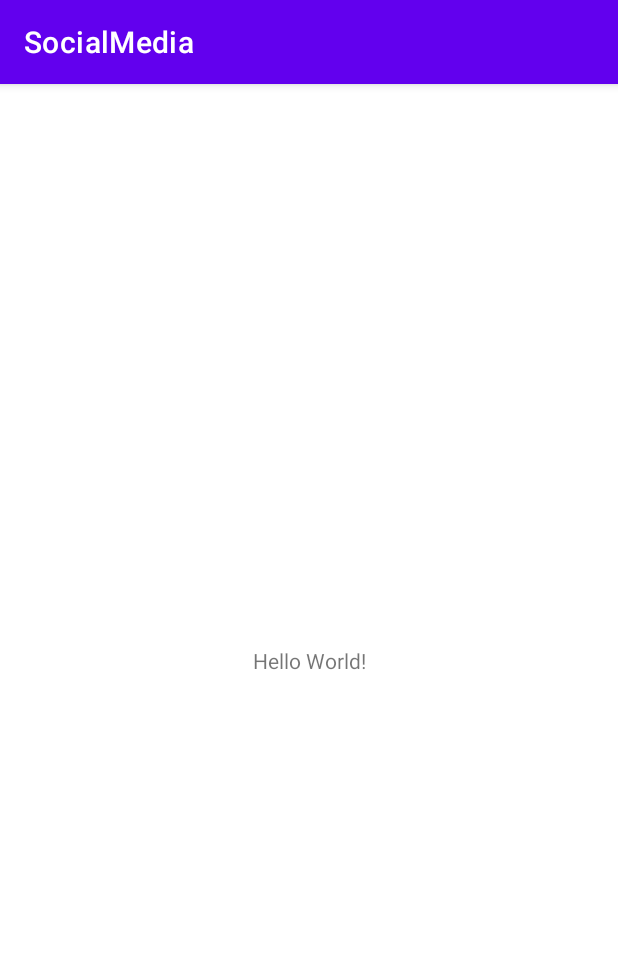
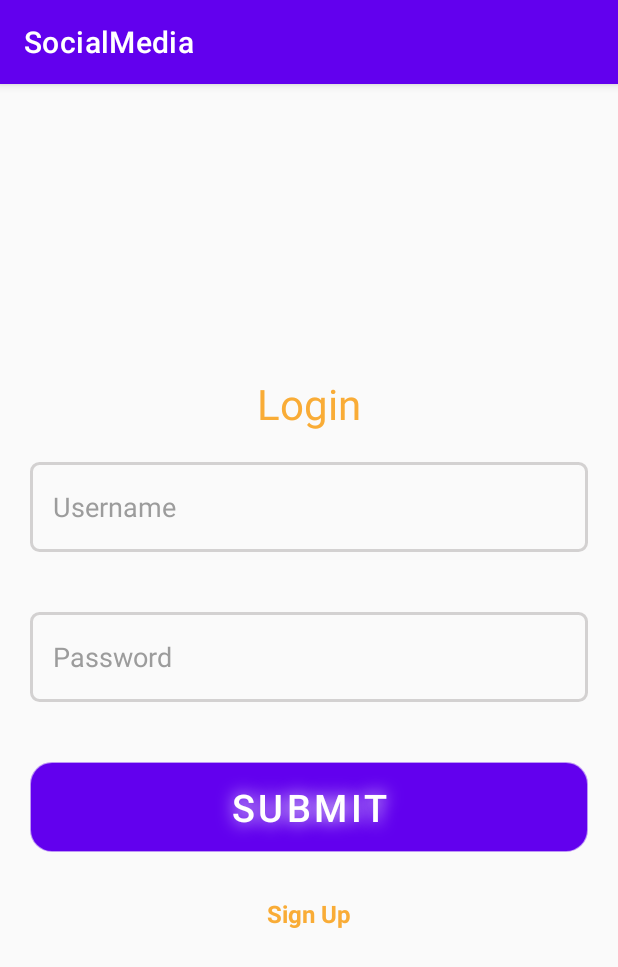
Before and after one commit to HeyJOe03/socialMediaForMusicians, an Android app: the screen it shows after launch (MainActivity before the commit, LogInSignInActivity after it), on a phone screen of 412 x 824 dp. Shown: the top 967 px of the screen. Run offline under Robolectric (Android 15) with nearby library versions, the phone set to English and light mode, and no system bars; our stand-ins replace Volley.

Commit message:
added logIn route

```diff
--- a/app/build.gradle
+++ b/app/build.gradle
@@ -14,6 +14,10 @@ android {
         versionName "1.0"
 
         testInstrumentationRunner "androidx.test.runner.AndroidJUnitRunner"
+    }
+
+    buildFeatures {
+        viewBinding true
     }
 
     buildTypes {
@@ -38,6 +42,7 @@ dependencies {
     implementation 'com.google.android.material:material:1.4.0'
     implementation 'androidx.constraintlayout:constraintlayout:2.1.2'
 
+    implementation 'com.android.volley:volley:1.2.1'
     implementation ('io.socket:socket.io-client:2.0.0') {
         exclude group: 'org.json', module: 'json'
     }
--- a/app/src/main/java/com/example/socialmedia/GLOBALS.kt
+++ b/app/src/main/java/com/example/socialmedia/GLOBALS.kt
@@ -1,5 +1,8 @@
 package com.example.socialmedia
 
 object GLOBALS {
-    const val SERVER = "http://192.168.1.102:5000/"
+    const val SERVER = "http://192.168.5.128:5000/"
+
+    const val KEY_SIGNIN = "signIn"
+    const val SIGN_IN_GOOD = "signin"
 }
--- a/app/src/main/java/com/example/socialmedia/MainActivity.kt
+++ b/app/src/main/java/com/example/socialmedia/MainActivity.kt
@@ -2,14 +2,18 @@ package com.example.socialmedia
 
 import androidx.appcompat.app.AppCompatActivity
 import android.os.Bundle
+import com.example.socialmedia.databinding.ActivityMainBinding
 import io.socket.client.Socket
 
 class MainActivity : AppCompatActivity() {
 
+    private lateinit var binding: ActivityMainBinding
+
     private lateinit var mSocket: Socket
     override fun onCreate(savedInstanceState: Bundle?) {
         super.onCreate(savedInstanceState)
-        setContentView(R.layout.activity_main)
+        binding = ActivityMainBinding.inflate(layoutInflater)
+        setContentView(binding.root)
 
         SocketHandler.setSocket()
         SocketHandler.establishConnection()
--- a/app/src/main/java/com/example/socialmedia/SoketHandler.kt
+++ b/app/src/main/java/com/example/socialmedia/SocketHandler.kt
@@ -4,7 +4,7 @@ import io.socket.client.IO
 import io.socket.client.Socket
 import java.net.URISyntaxException
 
-object SoketHandler {
+object SocketHandler {
         lateinit var mSocket: Socket
 
         @Synchronized
--- /dev/null
+++ b/app/src/main/res/drawable/button_design.xml
@@ -0,0 +1,23 @@
+<?xml version="1.0" encoding="utf-8"?>
+<shape xmlns:android="http://schemas.android.com/apk/res/android" android:shape="rectangle" >
+    <corners
+        android:radius="14dp"
+        />
+    <solid
+        android:color="#F9AC36"
+        />
+    <padding
+        android:left="0dp"
+        android:top="0dp"
+        android:right="0dp"
+        android:bottom="0dp"
+        />
+    <size
+        android:width="0dp"
+        android:height="0dp"
+        />
+    <stroke
+        android:width="1dp"
+        android:color="#6600"
+        />
+</shape>
--- /dev/null
+++ b/app/src/main/res/drawable/edit_text_design.xml
@@ -0,0 +1,6 @@
+<shape xmlns:android="http://schemas.android.com/apk/res/android">
+    <stroke
+        android:width="2dp"
+        android:color="#D3D1D1"/>
+    <corners android:radius="5dp" />
+</shape>
--- /dev/null
+++ b/app/src/main/res/drawable/edit_text_design_error.xml
@@ -0,0 +1,6 @@
+<shape xmlns:android="http://schemas.android.com/apk/res/android">
+    <stroke
+        android:width="2dp"
+        android:color="@color/red"/>
+    <corners android:radius="5dp" />
+</shape>
--- /dev/null
+++ b/app/src/main/res/layout/activity_log_in_sign_in.xml
@@ -0,0 +1,67 @@
+<?xml version="1.0" encoding="utf-8"?>
+<LinearLayout xmlns:android="http://schemas.android.com/apk/res/android"
+    xmlns:tools="http://schemas.android.com/tools"
+    android:layout_width="match_parent"
+    android:layout_height="match_parent"
+    android:orientation="vertical"
+    android:background="#FAFAFA"
+    android:gravity="center"
+    tools:context=".LogInSignInActivity">
+
+    <TextView
+        android:layout_width="match_parent"
+        android:layout_height="wrap_content"
+        android:textSize="28sp"
+        android:gravity="center"
+
+        android:textColor="#F9AC36"
+        android:text="Login" />
+
+    <EditText
+        android:id="@+id/username_ET"
+        android:background="@drawable/edit_text_design"
+        android:hint="Username"
+        android:textColor="#000000"
+        android:textColorHint="#9C9C9C"
+        android:paddingLeft="15sp"
+        android:layout_width="match_parent"
+        android:layout_margin="20dp"
+        android:layout_height="60dp"/>
+
+    <EditText
+        android:id="@+id/password_ET"
+        android:background="@drawable/edit_text_design"
+        android:textColor="#000000"
+        android:textColorHint="#9C9C9C"
+        android:hint="Password"
+        android:paddingLeft="15sp"
+        android:layout_width="match_parent"
+        android:layout_margin="20dp"
+        android:layout_height="60dp"/>
+
+    <Button
+        android:id="@+id/btnSubmit"
+        android:background="@drawable/button_design"
+        android:layout_width="match_parent"
+        android:layout_margin="20dp"
+        android:text="Submit"
+        android:textColor="#FFFFFF"
+        android:textSize="25sp"
+        android:layout_height="60dp"
+        android:shadowColor="#FAFAFA"
+        android:shadowDx="0"
+        android:shadowDy="0"
+        android:shadowRadius="14" />
+
+    <TextView
+        android:id="@+id/signUp_btn"
+        android:layout_width="match_parent"
+        android:layout_height="wrap_content"
+        android:textSize="16sp"
+        android:gravity="center"
+        android:layout_margin="10dp"
+        android:textStyle="bold"
+        android:textColor="#F9AC36"
+        android:text="Sign Up" />
+
+</LinearLayout>
--- a/app/src/main/res/values/colors.xml
+++ b/app/src/main/res/values/colors.xml
@@ -7,4 +7,5 @@
     <color name="teal_700">#FF018786</color>
     <color name="black">#FF000000</color>
     <color name="white">#FFFFFFFF</color>
+    <color name="red">#FF0000</color>
 </resources>
```
Also changed, not shown: app/src/main/AndroidManifest.xml (+8 -3 lines), app/src/main/java/com/example/socialmedia/HashSHA256.kt (added, +12 -0 lines), app/src/main/java/com/example/socialmedia/LogInSignInActivity.kt (added, +78 -0 lines), 6 other files.
